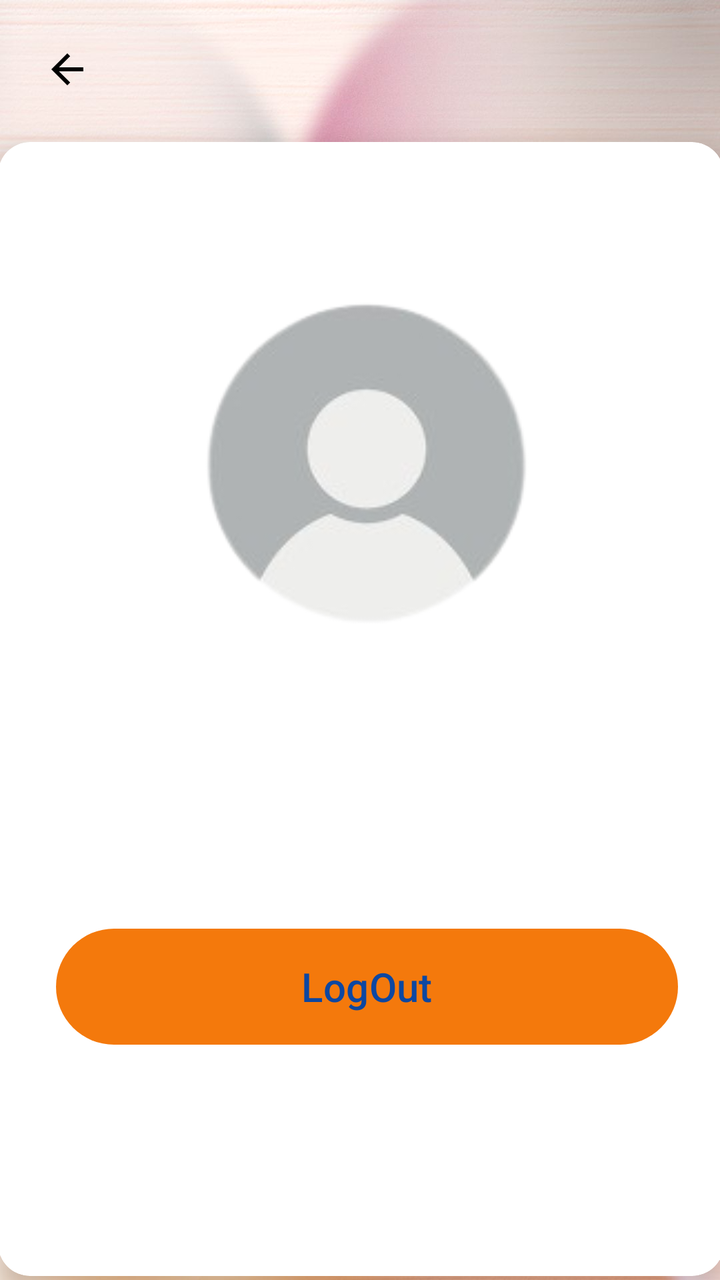
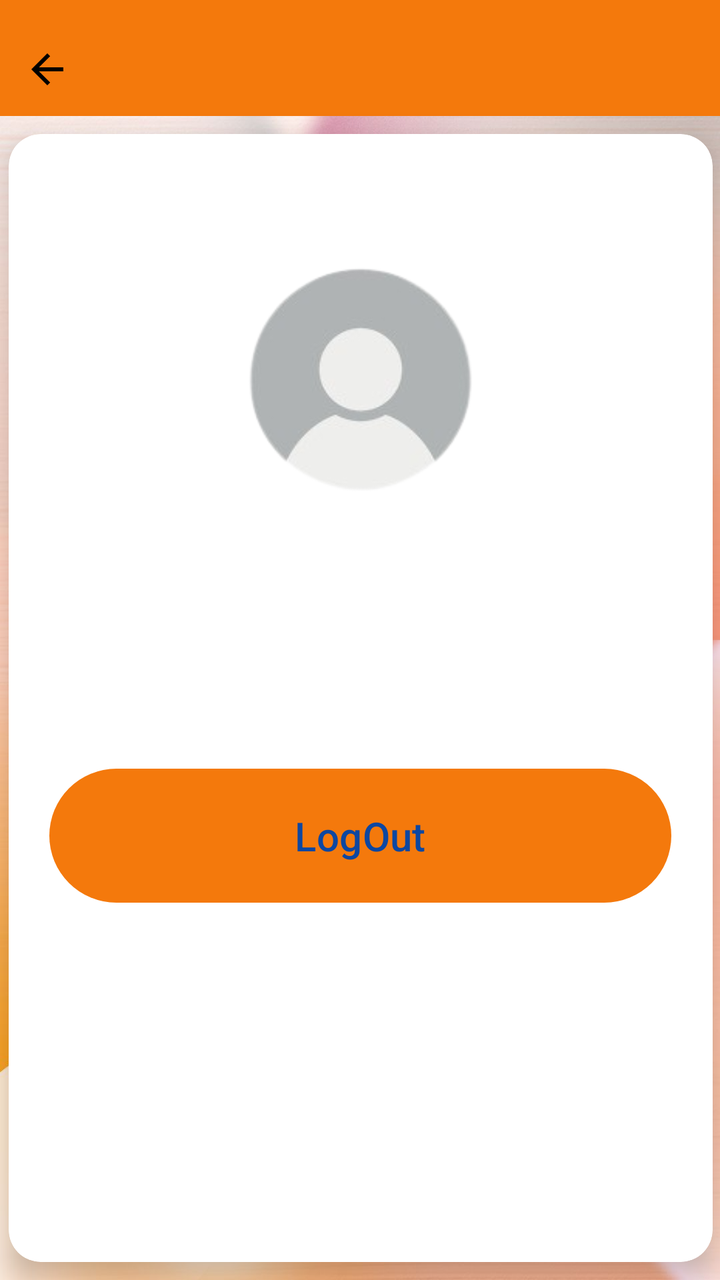

The first picture is an Android layout as it rendered before a commit; the second is the same layout after the commit. The layout source and the unified diff follow.
<!-- AndroidManifest.xml: application theme Theme.MyApplication -->
<!-- res/layout/activity_profile.xml -->
<?xml version="1.0" encoding="utf-8"?>
<androidx.constraintlayout.widget.ConstraintLayout xmlns:android="http://schemas.android.com/apk/res/android"
    xmlns:app="http://schemas.android.com/apk/res-auto"
    xmlns:tools="http://schemas.android.com/tools"
    android:layout_width="match_parent"
    android:layout_height="match_parent"
    tools:context=".Profile">

    
    <ImageView
        android:layout_width="match_parent"
        android:layout_height="match_parent"
        android:contentDescription="@string/todo78"
        android:scaleType="centerCrop"
        android:src="@drawable/untitleddesignh"
        tools:ignore="ImageContrastCheck" />

    
    <ImageButton
        android:id="@+id/button090"
        android:layout_width="@dimen/dim_67"
        android:layout_height="@dimen/dim_69"
        android:background="@null"
        android:src="@drawable/baseline_arrow_back_24"
        app:layout_constraintEnd_toEndOf="parent"
        app:layout_constraintHorizontal_bias="0.0"
        app:layout_constraintStart_toStartOf="parent"
        tools:ignore="ContentDescription,ImageContrastCheck,MissingConstraints,SpeakableTextPresentCheck,TouchTargetSizeCheck"
        tools:layout_editor_absoluteY="@dimen/dim_3" />

    
    <androidx.cardview.widget.CardView
        android:layout_width="363dp"
        android:layout_height="567dp"
        android:layout_margin="@dimen/dim_20"
        app:cardCornerRadius="16dp"
        app:cardElevation="8dp"
        app:layout_constraintBottom_toBottomOf="parent"
        app:layout_constraintEnd_toEndOf="parent"
        app:layout_constraintStart_toStartOf="parent"
        app:layout_constraintTop_toBottomOf="@id/button090">

        
        <LinearLayout
            android:layout_width="369dp"
            android:layout_height="612dp"
            android:gravity="center_horizontal"
            android:orientation="vertical"
            android:padding="@dimen/dim_16">

            
            <ImageView
                android:id="@+id/src"
                android:layout_width="@dimen/dim_250"
                android:layout_height="@dimen/dim_250"
                android:layout_marginTop="@dimen/dim_20"
                android:contentDescription="@string/todo6"
                android:src="@drawable/j"
                tools:ignore="ImageContrastCheck" />

            
            <TextView
                android:id="@+id/mName"
                android:layout_width="wrap_content"
                android:layout_height="wrap_content"
                android:layout_marginTop="@dimen/dim_16"
                android:textColor="@color/black"
                android:textSize="20sp"
                android:textStyle="bold" />

            
            <TextView
                android:id="@+id/mEmail2"
                android:layout_width="wrap_content"
                android:layout_height="wrap_content"
                android:layout_marginTop="@dimen/dim_8"
                android:textColor="@color/black"
                android:textSize="18sp"
                android:textStyle="bold" />

            
            <Button
                android:id="@+id/LoginBtn2"
                android:layout_width="311dp"
                android:layout_height="58dp"
                android:layout_marginTop="@dimen/dim_32"
                android:background="@drawable/button"
                android:text="@string/logout"
                android:textColor="#0D47A1"
                android:textSize="20sp" />

        </LinearLayout>
    </androidx.cardview.widget.CardView>

</androidx.constraintlayout.widget.ConstraintLayout>
<!-- resources referenced by this layout -->
<resources>
  <color name="black">#FF000000</color>
  <dimen name="dim_16">16dp</dimen>
  <dimen name="dim_20">20dp</dimen>
  <dimen name="dim_250">250dp</dimen>
  <dimen name="dim_3">3dp</dimen>
  <dimen name="dim_32">32dp</dimen>
  <dimen name="dim_67">67dp</dimen>
  <dimen name="dim_69">69dp</dimen>
  <dimen name="dim_8">8dp</dimen>
  <!-- drawable baseline_arrow_back_24 (drawable) -->
  <vector android:autoMirrored="true" android:height="24dp"
      android:tint="#000000" android:viewportHeight="24"
      android:viewportWidth="24" android:width="24dp" xmlns:android="http://schemas.android.com/apk/res/android">
      <path android:fillColor="@android:color/white" android:pathData="M20,11H7.83l5.59,-5.59L12,4l-8,8 8,8 1.41,-1.41L7.83,13H20v-2z"/>
  </vector>
  <!-- drawable button (drawable) -->
  <?xml version="1.0" encoding="utf-8"?>
  <shape xmlns:android="http://schemas.android.com/apk/res/android">
  <gradient android:startColor="#FF9800" android:endColor="#FF9800"/>
      <corners android:radius="40dp">
  
      </corners>
  </shape>
  <!-- drawable j: png bitmap (drawable, 16393 bytes) -->
  <!-- drawable untitleddesignh: jpg bitmap (drawable, 84470 bytes) -->
  <string name="logout">LogOut</string>
  <string name="todo6">TODO</string>
  <string name="todo78">TODO45</string>
  <style name="Theme.MyApplication" parent="Base.Theme.MyApplication" />
  <style name="Base.Theme.MyApplication" parent="Theme.Material3.DayNight.NoActionBar">
          
          
  
          <item name="colorPrimary">#F4790C</item>
      </style>
</resources>

<!-- the commit's change to res/layout/activity_profile.xml (unified diff, before → after) -->
@@ -16,49 +16,64 @@
         tools:ignore="ImageContrastCheck" />
 
     
-    <ImageButton
-        android:id="@+id/button090"
-        android:layout_width="@dimen/dim_67"
-        android:layout_height="@dimen/dim_69"
-        android:background="@null"
-        android:src="@drawable/baseline_arrow_back_24"
+
+    <com.google.android.material.appbar.MaterialToolbar
+        android:id="@+id/materialToolbar"
+        android:layout_width="413dp"
+        android:layout_height="58dp"
+        android:background="?attr/colorPrimary"
+        android:minHeight="?attr/actionBarSize"
+        android:theme="?attr/actionBarTheme"
         app:layout_constraintEnd_toEndOf="parent"
-        app:layout_constraintHorizontal_bias="0.0"
         app:layout_constraintStart_toStartOf="parent"
-        tools:ignore="ContentDescription,ImageContrastCheck,MissingConstraints,SpeakableTextPresentCheck,TouchTargetSizeCheck"
-        tools:layout_editor_absoluteY="@dimen/dim_3" />
+        tools:layout_editor_absoluteY="0dp"
+        tools:ignore="MissingConstraints,VisualLintBounds">
+        
+        <ImageButton
+            android:id="@+id/button090"
+            android:layout_width="@dimen/dim_67"
+            android:layout_height="@dimen/dim_69"
+            android:background="@null"
+            android:src="@drawable/baseline_arrow_back_24"
+            app:layout_constraintEnd_toEndOf="parent"
+            app:layout_constraintHorizontal_bias="0.0"
+            app:layout_constraintStart_toStartOf="parent"
+            tools:ignore="ContentDescription,ImageContrastCheck,MissingConstraints,SpeakableTextPresentCheck,TouchTargetSizeCheck,VisualLintBounds"
+            tools:layout_editor_absoluteY="@dimen/dim_3" />
+    </com.google.android.material.appbar.MaterialToolbar>
 
-    
     <androidx.cardview.widget.CardView
-        android:layout_width="363dp"
-        android:layout_height="567dp"
+        android:layout_width="352dp"
+        android:layout_height="564dp"
         android:layout_margin="@dimen/dim_20"
         app:cardCornerRadius="16dp"
         app:cardElevation="8dp"
         app:layout_constraintBottom_toBottomOf="parent"
         app:layout_constraintEnd_toEndOf="parent"
+        app:layout_constraintHorizontal_bias="0.492"
         app:layout_constraintStart_toStartOf="parent"
-        app:layout_constraintTop_toBottomOf="@id/button090">
+        app:layout_constraintTop_toBottomOf="@+id/materialToolbar">
 
         
         <LinearLayout
-            android:layout_width="369dp"
-            android:layout_height="612dp"
+            android:layout_width="match_parent"
+            android:layout_height="match_parent"
             android:gravity="center_horizontal"
             android:orientation="vertical"
             android:padding="@dimen/dim_16">
 
             
+
+            
+
             <ImageView
-                android:id="@+id/src"
                 android:layout_width="@dimen/dim_250"
-                android:layout_height="@dimen/dim_250"
+                android:layout_height="174dp"
                 android:layout_marginTop="@dimen/dim_20"
                 android:contentDescription="@string/todo6"
                 android:src="@drawable/j"
-                tools:ignore="ImageContrastCheck" />
+                tools:ignore="ImageContrastCheck,VisualLintBounds" />
 
-            
             <TextView
                 android:id="@+id/mName"
                 android:layout_width="wrap_content"
@@ -82,7 +97,7 @@
             <Button
                 android:id="@+id/LoginBtn2"
                 android:layout_width="311dp"
-                android:layout_height="58dp"
+                android:layout_height="67dp"
                 android:layout_marginTop="@dimen/dim_32"
                 android:background="@drawable/button"
                 android:text="@string/logout"
<!-- resource entries referenced after the edit -->
@@ -23,8 +23,8 @@
   
       </corners>
   </shape>
-  <!-- drawable j: png bitmap (drawable, 16393 bytes) -->
-  <!-- drawable untitleddesignh: jpg bitmap (drawable, 84470 bytes) -->
+  <!-- drawable j: png bitmap (drawable-mdpi, 16393 bytes) -->
+  <!-- drawable untitleddesignh: jpg bitmap (drawable-mdpi, 84470 bytes) -->
   <string name="logout">LogOut</string>
   <string name="todo6">TODO</string>
   <string name="todo78">TODO45</string>
